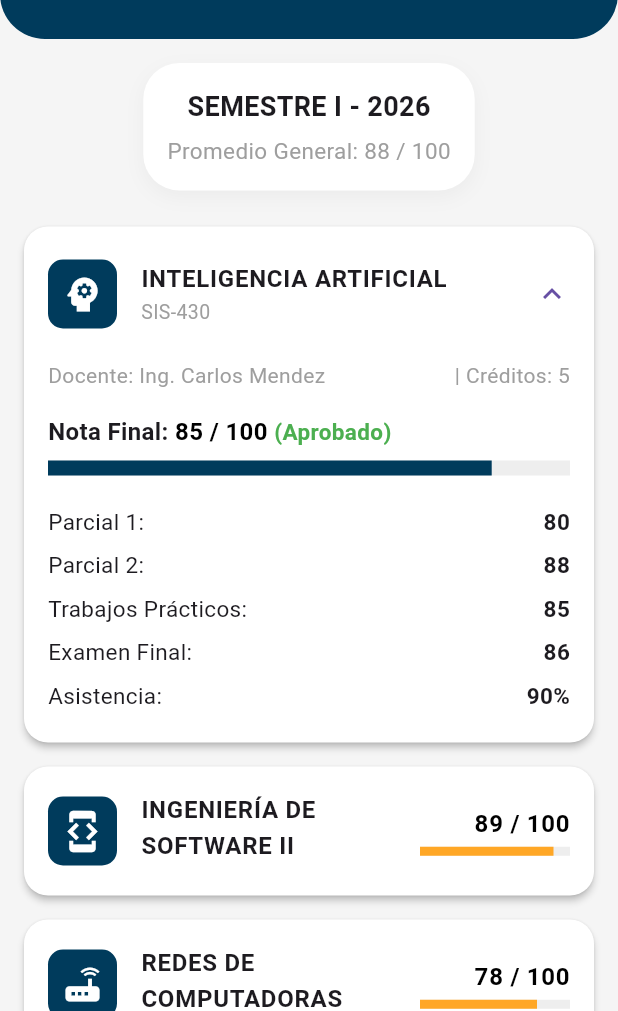
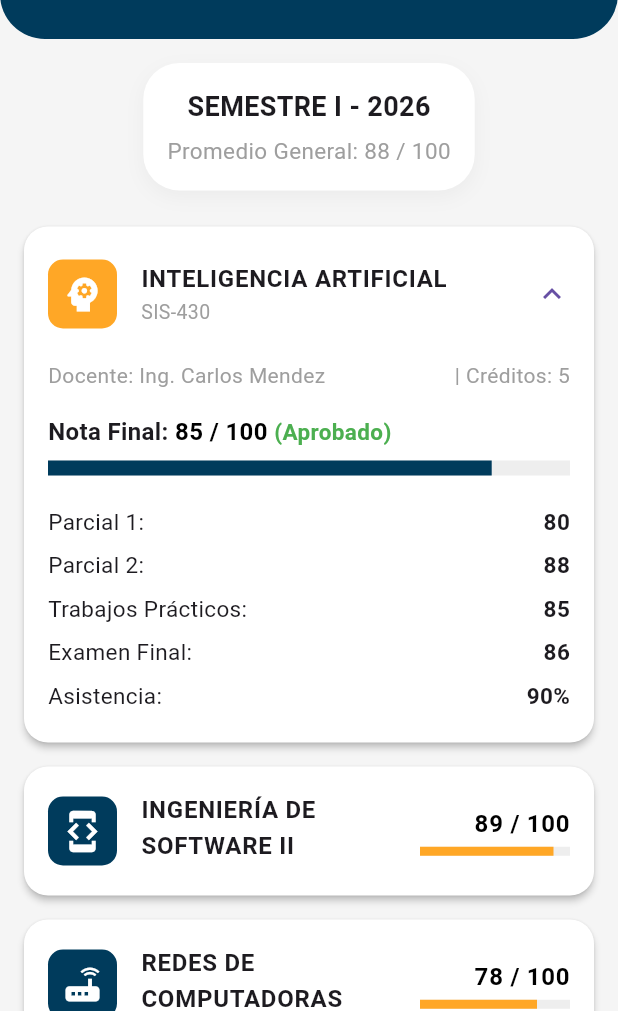
Before and after one commit to Jonath117/ActividadEnDuo, a Flutter app: the screen it shows after launch, after a tap on "INTELIGENCIA ARTIFICIAL", on a phone screen of 412 x 824 dp, the part 225-1236 px from its top. Run offline on Flutter 3.47's test engine with Material 3 defaults, Android fonts, the phone set to English and light mode, and no system bars.

Commit message:
Update materia_expansion_card.dart

```diff
--- a/lib/features/notas/widgets/materia_expansion_card.dart
+++ b/lib/features/notas/widgets/materia_expansion_card.dart
@@ -54,7 +54,7 @@ class _MateriaExpansionCardState extends State<MateriaExpansionCard> {
           leading: Container(
             padding: const EdgeInsets.all(8),
             decoration: BoxDecoration(
-              color: ucbDarkBlue,
+              color: _isExpanded ? Colors.orange[400] : ucbDarkBlue,
               shape: BoxShape.rectangle,
               borderRadius: BorderRadius.circular(10)
             ),
```
